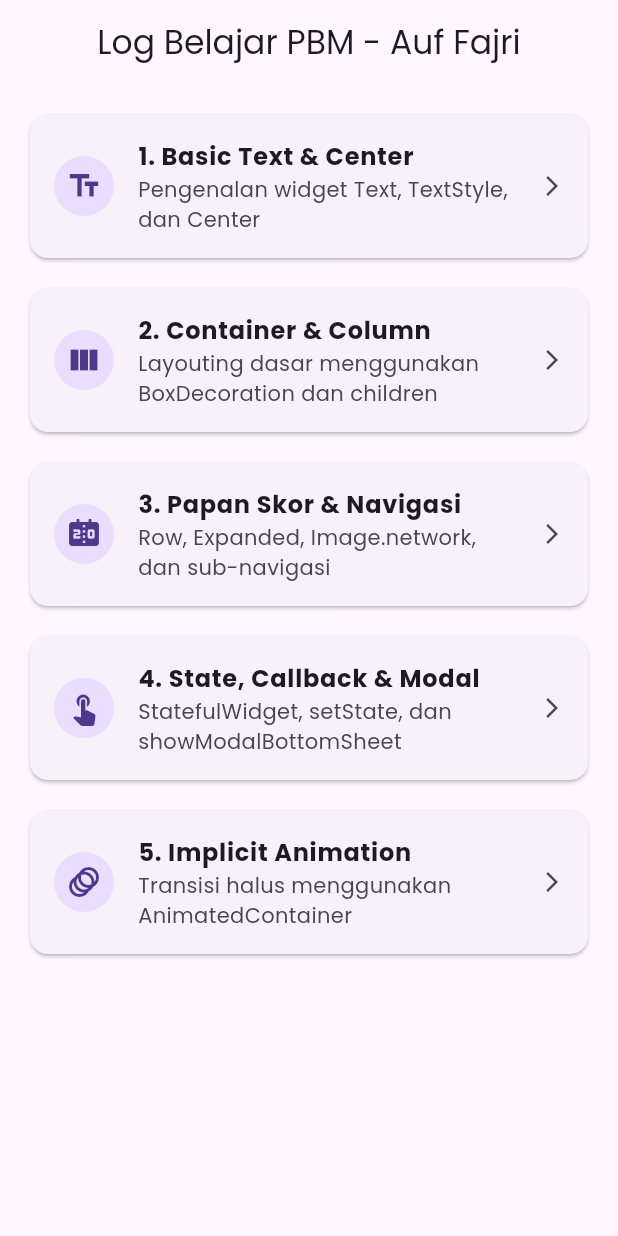
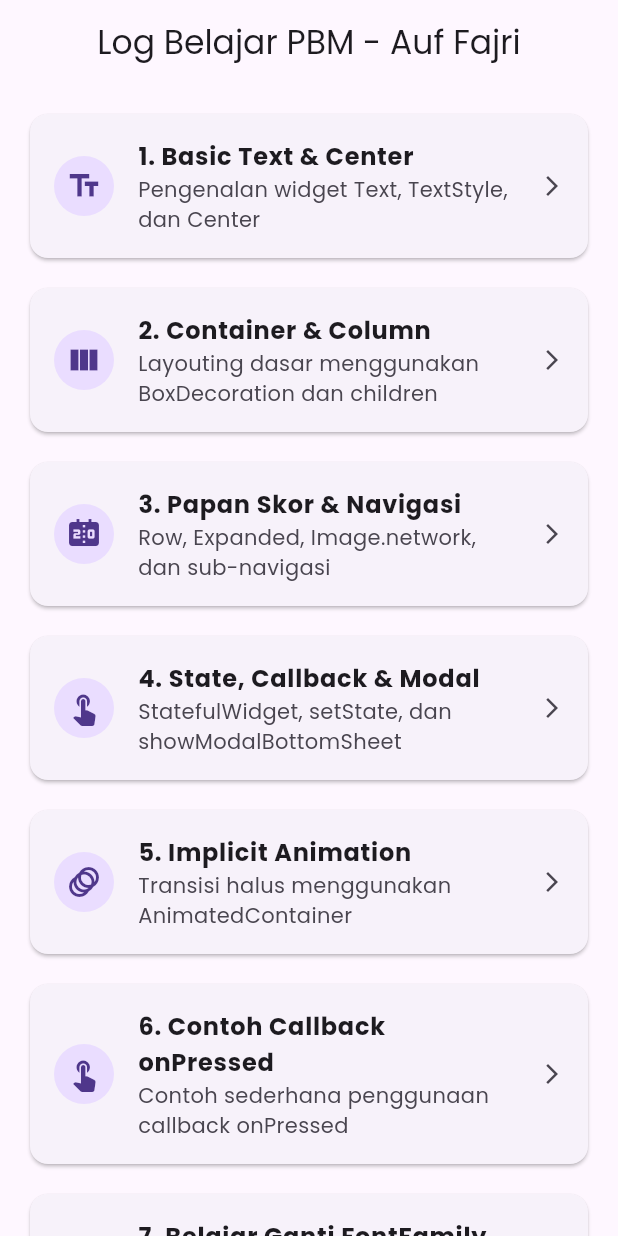
Before and after one commit to awfajri/praktikum-pbm-flutter, a Flutter app: the screen it shows after launch, on a phone screen of 412 x 824 dp. Run offline on Flutter 3.47's test engine with Material 3 defaults, Android fonts, the phone set to English and light mode, and no system bars; our stand-ins replace google_fonts.

Commit message:
Learn: onpressed, font, routing

```diff
--- a/lib/app/router/app_router.dart
+++ b/lib/app/router/app_router.dart
@@ -6,6 +6,8 @@ import '../../screens/scoreboard_screen.dart';
 import '../../screens/match_detail_screen.dart';
 import '../../screens/callback_modal_screen.dart';
 import '../../screens/animation_screen.dart';
+import '../../screens/example_onpressed.dart';
+import '../../screens/belajar_ganti_fontfamily.dart';
 
 class AppRouter {
   // Daftar konstanta nama rute
@@ -15,7 +17,9 @@ class AppRouter {
   static const String scoreboard = '/scoreboard';
   static const String matchDetail = '/match-detail';
   static const String callbackModal = '/callback-modal';
+  static const String exampleOnpressed = '/example-onpressed';
   static const String animation = '/animation';
+  static const String belajarGantiFontFamily = '/belajar-ganti-fontfamily';
 
   // Pemetaan rute ke masing-masing Screen
   static Map<String, WidgetBuilder> get routes => {
@@ -26,5 +30,7 @@ class AppRouter {
     matchDetail: (context) => const MatchDetailScreen(),
     callbackModal: (context) => const CallbackModalScreen(),
     animation: (context) => const AnimationScreen(),
+    exampleOnpressed: (context) => const ExampleOnpressed(),
+    belajarGantiFontFamily: (context) => const BelajarGantiFontFamilyScreen(),
   };
 }
--- a/lib/screens/home_menu_screen.dart
+++ b/lib/screens/home_menu_screen.dart
@@ -37,6 +37,18 @@ class HomeMenuScreen extends StatelessWidget {
         subtitle: 'Transisi halus menggunakan AnimatedContainer',
         routeName: AppRouter.animation,
         icon: Icons.animation,
+      ),
+      const _MateriItem(
+        title: '6. Contoh Callback onPressed',
+        subtitle: 'Contoh sederhana penggunaan callback onPressed',
+        routeName: AppRouter.exampleOnpressed,
+        icon: Icons.touch_app,
+      ),
+      const _MateriItem(
+        title: '7. Belajar Ganti FontFamily',
+        subtitle: 'Contoh penggunaan Google Fonts untuk mengganti font',
+        routeName: AppRouter.belajarGantiFontFamily,
+        icon: Icons.font_download,
       ),
     ];
 
--- a/pubspec.yaml
+++ b/pubspec.yaml
@@ -58,8 +58,8 @@ flutter:
   uses-material-design: true
 
   # To add assets to your application, add an assets section, like this:
-  # assets:
-  # - assets/images/
+  assets:
+    - assets/images/
   #   - images/a_dot_ham.jpeg
 
   # An image asset can refer to one or more resolution-specific "variants", see
```
Also changed, not shown: lib/screens/belajar_ganti_fontfamily.dart (added, +61 -0 lines), lib/screens/example_onpressed.dart (added, +39 -0 lines), assets/images/kucing.jpg (added), assets/images/rabbit.jpg (added).
